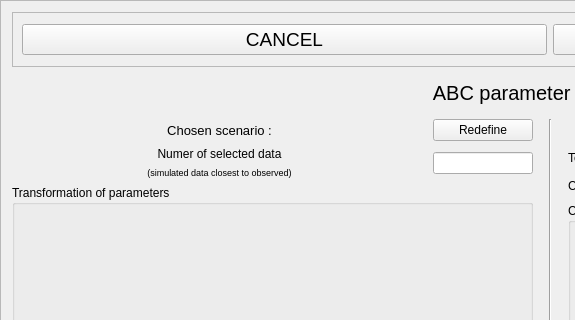
Old version of the form python_interface/uis/estimation.ui in the repository cbgp/diyabc; both pictures show x 0 to 575 and y 0 to 320 of the 1100 by 714 pixel window.
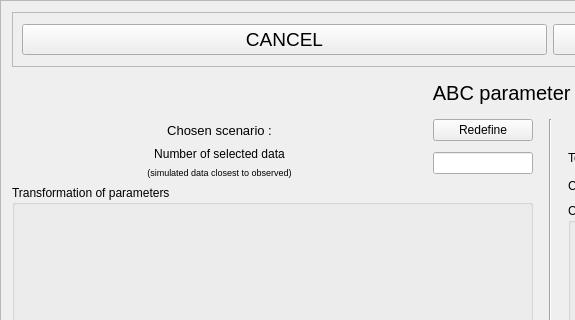
New version of the form.

Diff of the .ui file:
```diff
--- a/python_interface/uis/estimation.ui
+++ b/python_interface/uis/estimation.ui
@@ -199,7 +199,7 @@
             </size>
            </property>
            <property name="text">
-            <string>Numer of selected data</string>
+            <string>Number of selected data</string>
            </property>
            <property name="alignment">
             <set>Qt::AlignCenter</set>
```
Left out of the diff: 14 changed lines with no effect on the pictures.
